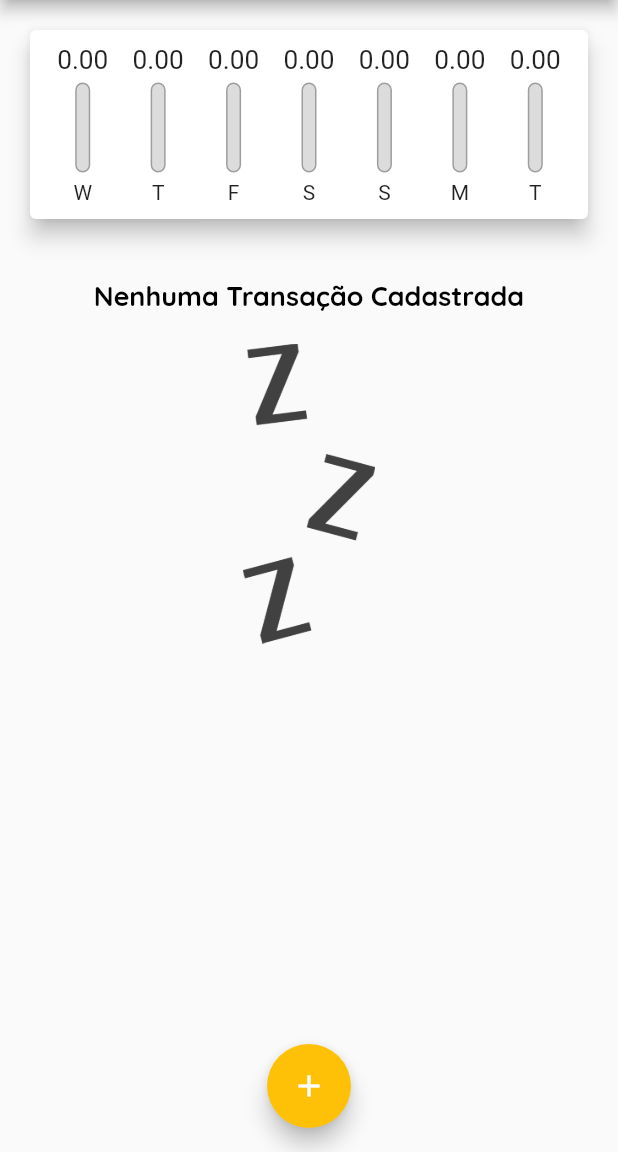
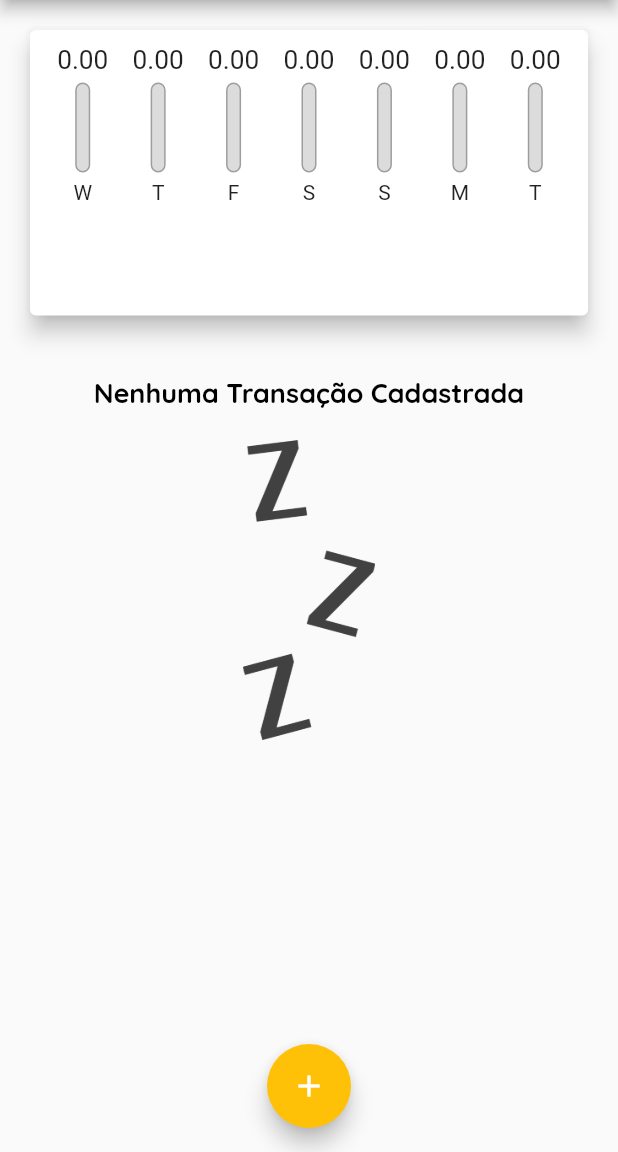
Before and after one commit to brandao-rafael/udemy-flutter, a Flutter app: the screen it shows after launch, on a phone screen of 412 x 824 dp, the part 84-1236 px from its top. Run offline on Flutter 3.47's test engine with Material 2 defaults, Android fonts, the phone set to English and light mode, and no system bars.

Commit message:
refactor: make reponsive graph and list

```diff
--- a/sessao-4-contruindo-app-real/expenses/lib/components/transaction_list.dart
+++ b/sessao-4-contruindo-app-real/expenses/lib/components/transaction_list.dart
@@ -10,9 +10,7 @@
 
   @override
   Widget build(BuildContext context) {
-    return SizedBox(
-      height: 600,
-      child: transactions.isEmpty
+    return transactions.isEmpty
         ? Column(
             children: [
               const SizedBox(height: 20),
@@ -70,7 +68,6 @@
                 ),
               );
             },
-            ),
           );
   }
 }
--- a/sessao-4-contruindo-app-real/expenses/lib/main.dart
+++ b/sessao-4-contruindo-app-real/expenses/lib/main.dart
@@ -19,8 +19,7 @@
           colorScheme: tema.colorScheme.copyWith(
               primary: Colors.purple,
               secondary: Colors.amber,
-            error: Colors.red
-          ),
+              error: Colors.red),
           textTheme: tema.textTheme.copyWith(
               titleLarge: const TextStyle(
                 fontFamily: 'Quicksand',
@@ -89,8 +88,7 @@
 
   @override
   Widget build(BuildContext context) {
-    return Scaffold(
-      appBar: AppBar(
+    final appBar = AppBar(
       title: const Text(
         'Despesas pessoais',
       ),
@@ -100,13 +98,24 @@
           onPressed: () => _openTransactionFormModal(context),
         )
       ],
-      ),
+    );
+    final availableHeight = MediaQuery.of(context).size.height -
+      appBar.preferredSize.height -
+      MediaQuery.of(context).padding.top;
+    return Scaffold(
+      appBar: appBar,
       body: SingleChildScrollView(
         child: Column(
           crossAxisAlignment: CrossAxisAlignment.stretch,
           children: [
-            Chart(_recentTransaction),
-            TransactionList(_transactions, _removeTransaction),
+            SizedBox(
+              height: availableHeight * 0.3,
+              child: Chart(_recentTransaction),
+            ),
+            SizedBox(
+              height: availableHeight * 0.7,
+              child: TransactionList(_transactions, _removeTransaction),
+            ),
           ],
         ),
       ),
```
Lines whose indentation alone changed are shown as unchanged.
